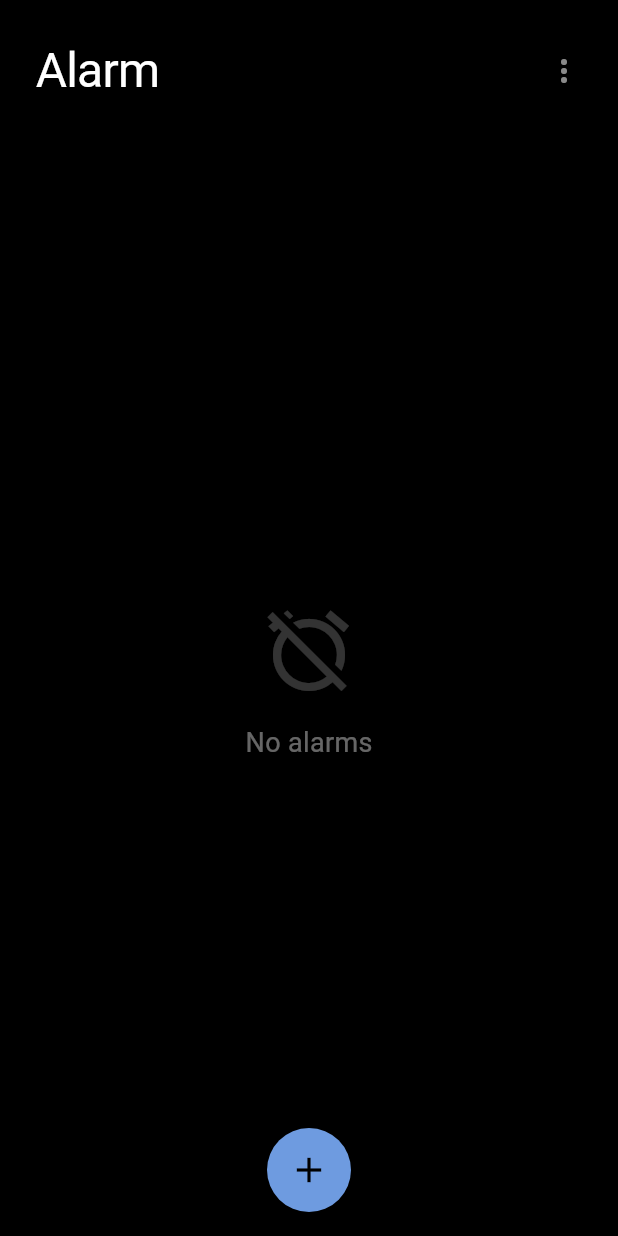
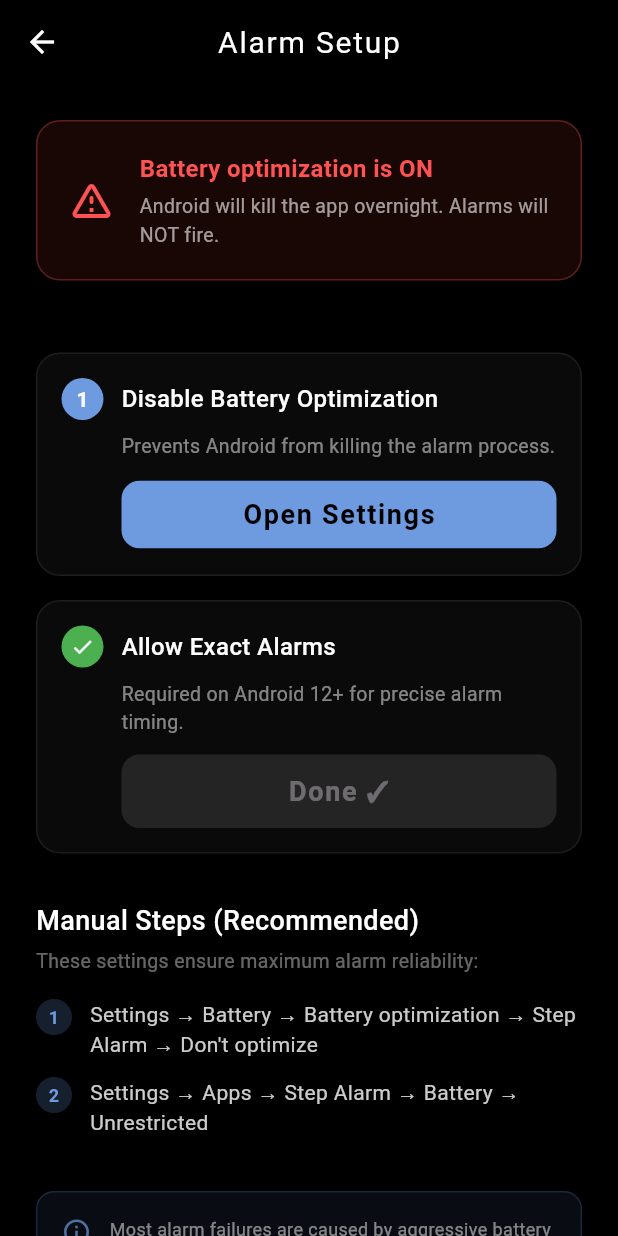
Before and after one commit to manojkumards656/alarm1, a Flutter app: the screen it shows after launch, on a phone screen of 412 x 824 dp. Run offline on Flutter 3.47's test engine with Material 3 defaults, Android fonts, the phone set to English and light mode, and no system bars; our stand-ins replace device_info_plus, file_picker, pedometer, permission_handler, shared_preferences; missing offline and left inert: alarm, disable_battery_optimization.

Commit message:
feat: add battery setup screen with OEM-specific instructions for overnight alarm reliability

```diff
--- /dev/null
+++ b/lib/screens/battery_setup_screen.dart
@@ -0,0 +1,376 @@
+import 'dart:io';
+import 'package:flutter/material.dart';
+import 'package:device_info_plus/device_info_plus.dart';
+import 'package:disable_battery_optimization/disable_battery_optimization.dart';
+import 'package:permission_handler/permission_handler.dart';
+import 'package:shared_preferences/shared_preferences.dart';
+
+const Color _accent = Color(0xFF6E9BE0);
+
+class BatterySetupScreen extends StatefulWidget {
+  const BatterySetupScreen({super.key});
+
+  @override
+  State<BatterySetupScreen> createState() => _BatterySetupScreenState();
+}
+
+class _BatterySetupScreenState extends State<BatterySetupScreen> {
+  String _brand = '';
+  String _model = '';
+  bool _batteryOptDisabled = false;
+  bool _autoStartEnabled = false;
+  bool _loading = true;
+
+  @override
+  void initState() {
+    super.initState();
+    _loadInfo();
+  }
+
+  Future<void> _loadInfo() async {
+    if (Platform.isAndroid) {
+      final info = await DeviceInfoPlugin().androidInfo;
+      _brand = info.brand.toLowerCase();
+      _model = info.model;
+
+      _batteryOptDisabled =
+          await DisableBatteryOptimization.isBatteryOptimizationDisabled ?? false;
+
+      // Check autostart from shared prefs (user-confirmed)
+      final prefs = await SharedPreferences.getInstance();
+      _autoStartEnabled = prefs.getBool('autostart_confirmed') ?? false;
+    }
+    setState(() => _loading = false);
+  }
+
+  Future<void> _disableBatteryOptimization() async {
+    await DisableBatteryOptimization.showDisableBatteryOptimizationSettings();
+    // Re-check after user returns
+    await Future.delayed(const Duration(seconds: 1));
+    final result =
+        await DisableBatteryOptimization.isBatteryOptimizationDisabled ?? false;
+    setState(() => _batteryOptDisabled = result);
+  }
+
+  Future<void> _openAutoStart() async {
+    await DisableBatteryOptimization.showEnableAutoStartSettings(
+      'Enable Auto Start',
+      'Allow Step Alarm to start automatically so alarms fire reliably.',
+    );
+    final prefs = await SharedPreferences.getInstance();
+    await prefs.setBool('autostart_confirmed', true);
+    setState(() => _autoStartEnabled = true);
+  }
+
+  bool get _needsAutoStart =>
+      ['xiaomi', 'redmi', 'poco', 'oppo', 'realme', 'vivo', 'oneplus',
+       'huawei', 'honor', 'samsung', 'asus', 'tecno', 'infinix', 'itel']
+          .contains(_brand);
+
+  List<String> _getDeviceTips() {
+    switch (_brand) {
+      case 'xiaomi':
+      case 'redmi':
+      case 'poco':
+        return [
+          'Settings → Apps → Step Alarm → Battery Saver → No restrictions',
+          'Settings → Apps → Step Alarm → Autostart → Enable',
+          'Lock the app in Recents (swipe down on the app card)',
+          'Settings → Battery → Ultra battery saver → disable',
+        ];
+      case 'samsung':
+        return [
+          'Settings → Apps → Step Alarm → Battery → Unrestricted',
+          'Settings → Device care → Battery → Background usage limits → Never sleeping apps → Add Step Alarm',
+          'Lock the app in Recents (long press → Lock)',
+        ];
+      case 'oppo':
+      case 'realme':
+        return [
+          'Settings → Battery → More settings → Optimize battery use → Step Alarm → Don\'t optimize',
+          'Settings → App management → Step Alarm → Auto launch → Allow',
+          'Lock the app in Recents (swipe down on the app card)',
+        ];
+      case 'oneplus':
+        return [
+          'Settings → Battery → Battery optimization → Step Alarm → Don\'t optimize',
+          'Settings → Apps → Step Alarm → Advanced → Battery optimization → Not optimized',
+        ];
+      case 'vivo':
+        return [
+          'Settings → Battery → Background power consumption management → Step Alarm → Allow',
+          'i Manager → App manager → Autostart manager → Step Alarm → Enable',
+        ];
+      case 'huawei':
+      case 'honor':
+        return [
+          'Settings → Battery → App launch → Step Alarm → Manage manually → Enable all toggles',
+          'Settings → Apps → Step Alarm → Battery → Unrestricted',
+        ];
+      default:
+        return [
+          'Settings → Battery → Battery optimization → Step Alarm → Don\'t optimize',
+          'Settings → Apps → Step Alarm → Battery → Unrestricted',
+        ];
+    }
+  }
+
+  @override
+  Widget build(BuildContext context) {
+    return Scaffold(
+      backgroundColor: Colors.black,
+      appBar: AppBar(
+        backgroundColor: Colors.black,
+        elevation: 0,
+        leading: IconButton(
+          icon: const Icon(Icons.arrow_back, color: Colors.white),
+          onPressed: () => Navigator.pop(context),
+        ),
+        title: const Text('Alarm Setup',
+            style: TextStyle(color: Colors.white, fontSize: 20, fontWeight: FontWeight.w400)),
+      ),
+      body: _loading
+          ? const Center(child: CircularProgressIndicator(color: _accent))
+          : ListView(
+              padding: const EdgeInsets.all(24),
+              children: [
+                // Status header
+                Container(
+                  padding: const EdgeInsets.all(20),
+                  decoration: BoxDecoration(
+                    color: _batteryOptDisabled
+                        ? Colors.green.withOpacity(0.1)
+                        : Colors.red.withOpacity(0.1),
+                    borderRadius: BorderRadius.circular(16),
+                    border: Border.all(
+                      color: _batteryOptDisabled
+                          ? Colors.green.withOpacity(0.3)
+                          : Colors.redAccent.withOpacity(0.3),
+                    ),
+                  ),
+                  child: Row(
+                    children: [
+                      Icon(
+                        _batteryOptDisabled ? Icons.check_circle : Icons.warning_amber_rounded,
+                        color: _batteryOptDisabled ? Colors.green : Colors.redAccent,
+                        size: 32,
+                      ),
+                      const SizedBox(width: 16),
+                      Expanded(
+                        child: Column(
+                          crossAxisAlignment: CrossAxisAlignment.start,
+                          children: [
+                            Text(
+                              _batteryOptDisabled
+                                  ? 'Battery optimization disabled'
+                                  : 'Battery optimization is ON',
+                              style: TextStyle(
+                                color: _batteryOptDisabled ? Colors.green : Colors.redAccent,
+                                fontSize: 16, fontWeight: FontWeight.w600,
+                              ),
+                            ),
+                            const SizedBox(height: 4),
+                            Text(
+                              _batteryOptDisabled
+                                  ? 'Alarms should fire reliably overnight.'
+                                  : 'Android will kill the app overnight. Alarms will NOT fire.',
+                              style: TextStyle(
+                                color: Colors.white.withOpacity(0.6), fontSize: 13,
+                              ),
+                            ),
+                          ],
+                        ),
+                      ),
+                    ],
+                  ),
+                ),
+
+                const SizedBox(height: 24),
+
+                // Device info
+                if (_brand.isNotEmpty)
+                  Text(
+                    'Detected: ${_brand.toUpperCase()} $_model',
+                    style: TextStyle(color: Colors.white.withOpacity(0.4), fontSize: 13),
+                  ),
+                const SizedBox(height: 24),
+
+                // Step 1: Battery Optimization
+                _buildStep(
+                  number: 1,
+                  title: 'Disable Battery Optimization',
+                  subtitle: 'Prevents Android from killing the alarm process.',
+                  done: _batteryOptDisabled,
+                  buttonText: _batteryOptDisabled ? 'Done ✓' : 'Open Settings',
+                  onTap: _batteryOptDisabled ? null : _disableBatteryOptimization,
+                ),
+
+                const SizedBox(height: 16),
+
+                // Step 2: Auto Start (OEM specific)
+                if (_needsAutoStart)
+                  _buildStep(
+                    number: 2,
+                    title: 'Enable Auto Start',
+                    subtitle: 'Required for ${_brand.toUpperCase()} devices to allow background alarms.',
+                    done: _autoStartEnabled,
+                    buttonText: _autoStartEnabled ? 'Done ✓' : 'Open Settings',
+                    onTap: _autoStartEnabled ? null : _openAutoStart,
+                  ),
+
+                if (_needsAutoStart) const SizedBox(height: 16),
+
+                // Step 3: Exact Alarm Permission
+                _buildStep(
+                  number: _needsAutoStart ? 3 : 2,
+                  title: 'Allow Exact Alarms',
+                  subtitle: 'Required on Android 12+ for precise alarm timing.',
+                  done: true, // Already requested in main()
+                  buttonText: 'Done ✓',
+                  onTap: null,
+                ),
+
+                const SizedBox(height: 32),
+
+                // Device-specific tips
+                const Text(
+                  'Manual Steps (Recommended)',
+                  style: TextStyle(color: Colors.white, fontSize: 18, fontWeight: FontWeight.w500),
+                ),
+                const SizedBox(height: 4),
+                Text(
+                  'These settings ensure maximum alarm reliability:',
+                  style: TextStyle(color: Colors.white.withOpacity(0.4), fontSize: 13),
+                ),
+                const SizedBox(height: 16),
+
+                ..._getDeviceTips().asMap().entries.map((entry) {
+                  return Padding(
+                    padding: const EdgeInsets.only(bottom: 12),
+                    child: Row(
+                      crossAxisAlignment: CrossAxisAlignment.start,
+                      children: [
+                        Container(
+                          width: 24, height: 24,
+                          decoration: BoxDecoration(
+                            shape: BoxShape.circle,
+                            color: _accent.withOpacity(0.2),
+                          ),
+                          child: Center(
+                            child: Text('${entry.key + 1}',
+                                style: const TextStyle(color: _accent, fontSize: 12, fontWeight: FontWeight.w600)),
+                          ),
+                        ),
+                        const SizedBox(width: 12),
+                        Expanded(
+                          child: Text(
+                            entry.value,
+                            style: TextStyle(color: Colors.white.withOpacity(0.8), fontSize: 14, height: 1.4),
+                          ),
+                        ),
+                      ],
+                    ),
+                  );
+                }),
+
+                const SizedBox(height: 24),
+
+                // Info box
+                Container(
+                  padding: const EdgeInsets.all(16),
+                  decoration: BoxDecoration(
+                    color: _accent.withOpacity(0.08),
+                    borderRadius: BorderRadius.circular(12),
+                    border: Border.all(color: _accent.withOpacity(0.2)),
+                  ),
+                  child: Row(
+                    crossAxisAlignment: CrossAxisAlignment.start,
+                    children: [
+                      Icon(Icons.info_outline, color: _accent.withOpacity(0.7), size: 20),
+                      const SizedBox(width: 12),
+                      Expanded(
+                        child: Text(
+                          'Most alarm failures are caused by aggressive battery optimization. '
+                          'Apps like Alarmy and Google Clock have special system privileges. '
+                          'Following the steps above gives Step Alarm the same reliability.',
+                          style: TextStyle(color: Colors.white.withOpacity(0.5), fontSize: 12, height: 1.5),
+                        ),
+                      ),
+                    ],
+                  ),
+                ),
+
+                const SizedBox(height: 40),
+              ],
+            ),
+    );
+  }
+
+  Widget _buildStep({
+    required int number,
+    required String title,
+    required String subtitle,
+    required bool done,
+    required String buttonText,
+    VoidCallback? onTap,
+  }) {
+    return Container(
+      padding: const EdgeInsets.all(16),
+      decoration: BoxDecoration(
+        color: Colors.white.withOpacity(0.04),
+        borderRadius: BorderRadius.circular(16),
+        border: Border.all(color: Colors.white.withOpacity(0.08)),
+      ),
+      child: Column(
+        crossAxisAlignment: CrossAxisAlignment.start,
+        children: [
+          Row(
+            children: [
+              Container(
+                width: 28, height: 28,
+                decoration: BoxDecoration(
+                  shape: BoxShape.circle,
+                  color: done ? Colors.green : _accent,
+                ),
+                child: Center(
+                  child: done
+                      ? const Icon(Icons.check, color: Colors.white, size: 16)
+                      : Text('$number', style: const TextStyle(
+                          color: Colors.white, fontSize: 14, fontWeight: FontWeight.w600)),
+                ),
+              ),
+              const SizedBox(width: 12),
+              Expanded(
+                child: Text(title,
+                    style: const TextStyle(color: Colors.white, fontSize: 16, fontWeight: FontWeight.w500)),
+              ),
+            ],
+          ),
+          const SizedBox(height: 8),
+          Padding(
+            padding: const EdgeInsets.only(left: 40),
+            child: Text(subtitle,
+                style: TextStyle(color: Colors.white.withOpacity(0.5), fontSize: 13)),
+          ),
+          const SizedBox(height: 12),
+          Padding(
+            padding: const EdgeInsets.only(left: 40),
+            child: SizedBox(
+              width: double.infinity,
+              child: ElevatedButton(
+                onPressed: onTap,
+                style: ElevatedButton.styleFrom(
+                  backgroundColor: done ? Colors.green.withOpacity(0.2) : _accent,
+                  foregroundColor: done ? Colors.green : Colors.black,
+                  shape: RoundedRectangleBorder(borderRadius: BorderRadius.circular(12)),
+                  padding: const EdgeInsets.symmetric(vertical: 12),
+                ),
+                child: Text(buttonText, style: const TextStyle(fontWeight: FontWeight.w600)),
+              ),
+            ),
+          ),
+        ],
+      ),
+    );
+  }
+}
--- a/lib/screens/home_screen.dart
+++ b/lib/screens/home_screen.dart
@@ -1,8 +1,10 @@
 import 'package:flutter/material.dart';
 import 'package:provider/provider.dart';
 import 'package:intl/intl.dart';
+import 'package:shared_preferences/shared_preferences.dart';
 import '../providers/alarm_provider.dart';
 import 'edit_alarm_screen.dart';
+import 'battery_setup_screen.dart';
 
 class HomeScreen extends StatefulWidget {
   const HomeScreen({super.key});
@@ -13,6 +15,25 @@ class HomeScreen extends StatefulWidget {
 
 class _HomeScreenState extends State<HomeScreen> {
   final Set<int> _selectedAlarms = {};
+
+  @override
+  void initState() {
+    super.initState();
+    _checkFirstLaunch();
+  }
+
+  Future<void> _checkFirstLaunch() async {
+    final prefs = await SharedPreferences.getInstance();
+    final setupDone = prefs.getBool('battery_setup_shown') ?? false;
+    if (!setupDone && mounted) {
+      await prefs.setBool('battery_setup_shown', true);
+      if (mounted) {
+        Navigator.push(context, MaterialPageRoute(
+          builder: (_) => const BatterySetupScreen(),
+        ));
+      }
+    }
+  }
 
   void _toggleSelection(int id) {
     setState(() {
@@ -95,7 +116,14 @@ class _HomeScreenState extends State<HomeScreen> {
                         letterSpacing: -0.5,
                       ),
                     ),
-                    const Icon(Icons.more_vert, color: Colors.white54, size: 24),
+                    IconButton(
+                      icon: const Icon(Icons.settings_outlined, color: Colors.white54, size: 24),
+                      onPressed: () {
+                        Navigator.push(context, MaterialPageRoute(
+                          builder: (_) => const BatterySetupScreen(),
+                        ));
+                      },
+                    ),
                   ],
                 ],
               ),
--- a/pubspec.yaml
+++ b/pubspec.yaml
@@ -41,6 +41,8 @@ dependencies:
   provider: ^6.1.5+1
   intl: ^0.20.2
   pedometer: ^4.2.0
+  device_info_plus: ^11.3.3
+  disable_battery_optimization: ^1.1.1
 
 dev_dependencies:
   flutter_test:
```
Also changed, not shown: pubspec.lock, 1 other file.
